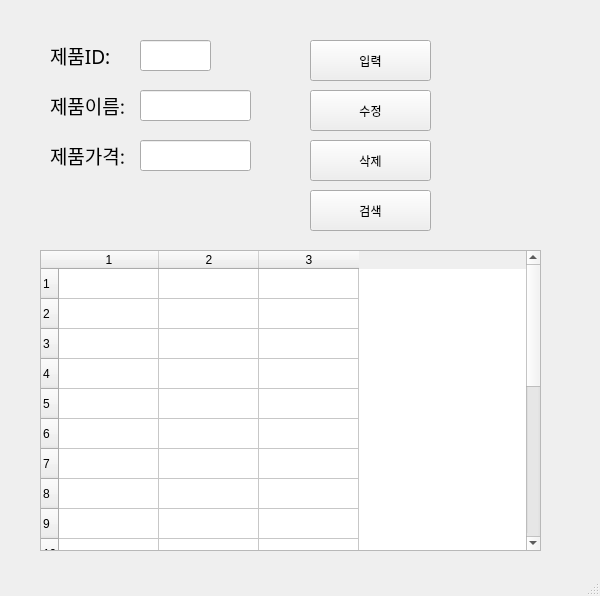
The window that ProductList3.ui (siegbk/python240415) describes before a commit, drawn with Qt 5.
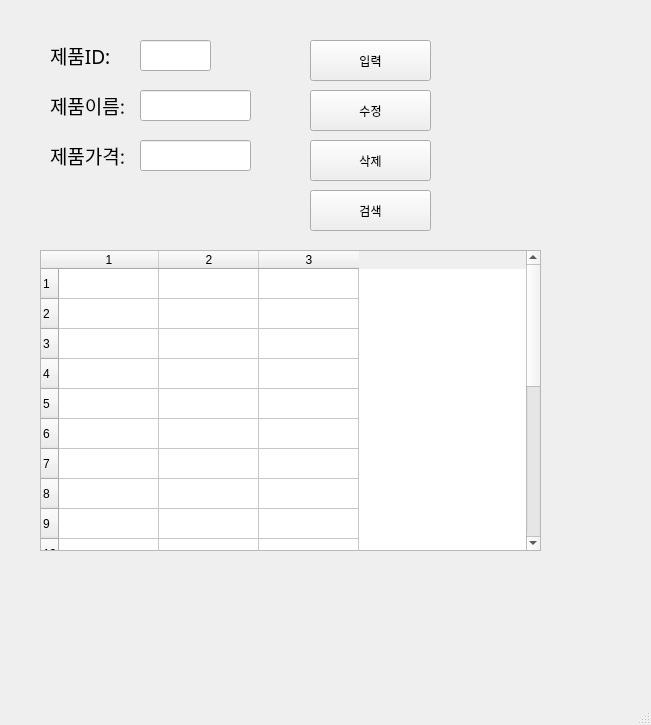
The same window after the commit.

```diff
--- a/ProductList3.ui
+++ b/ProductList3.ui
@@ -6,8 +6,8 @@
    <rect>
     <x>0</x>
     <y>0</y>
-    <width>600</width>
-    <height>596</height>
+    <width>651</width>
+    <height>725</height>
    </rect>
   </property>
   <property name="windowTitle">
```
Left out of the diff: 2 changed lines with no effect on the pictures.
